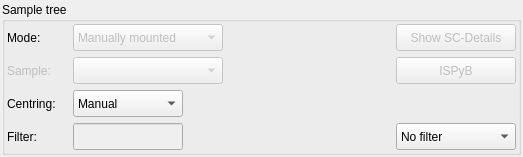
Old version of the form Bricks/widgets/ui_files/Qt4_sample_changer_widget_layout.ui in the repository mxcube/mxcubeqt.
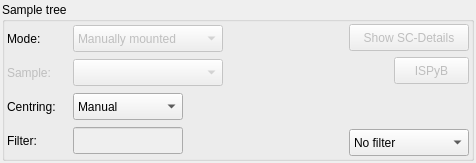
New version of the form. Icons and pictures are not drawn.

Diff of the .ui file:
```diff
--- a/Bricks/widgets/ui_files/Qt4_sample_changer_widget_layout.ui
+++ b/Bricks/widgets/ui_files/Qt4_sample_changer_widget_layout.ui
@@ -6,8 +6,8 @@
    <rect>
     <x>0</x>
     <y>0</y>
-    <width>523</width>
-    <height>156</height>
+    <width>476</width>
+    <height>163</height>
    </rect>
   </property>
   <property name="sizePolicy">
@@ -303,6 +303,27 @@
            </widget>
           </item>
           <item>
+           <layout class="QHBoxLayout" name="horizontalLayout_4">
+            <property name="leftMargin">
+             <number>0</number>
+            </property>
+            <property name="topMargin">
+             <number>0</number>
+            </property>
+            <item>
+             <spacer name="horizontalSpacer_2">
+              <property name="orientation">
+               <enum>Qt::Horizontal</enum>
+              </property>
+              <property name="sizeHint" stdset="0">
+               <size>
+                <width>10</width>
+                <height>20</height>
+               </size>
+              </property>
+             </spacer>
+            </item>
+            <item>
            <widget class="QPushButton" name="synch_ispyb_button">
             <property name="enabled">
              <bool>false</bool>
@@ -315,13 +336,13 @@
             </property>
             <property name="minimumSize">
              <size>
-              <width>0</width>
+                <width>75</width>
               <height>27</height>
              </size>
             </property>
             <property name="maximumSize">
              <size>
-              <width>16777215</width>
+                <width>75</width>
               <height>27</height>
              </size>
             </property>
@@ -333,6 +354,8 @@
               <normaloff>../../../BlissFramework/Icons/Refresh2.png</normaloff>../../../BlissFramework/Icons/Refresh2.png</iconset>
             </property>
            </widget>
+            </item>
+           </layout>
           </item>
           <item>
            <spacer name="verticalSpacer">
```
Lines whose indentation alone changed are shown as unchanged.
